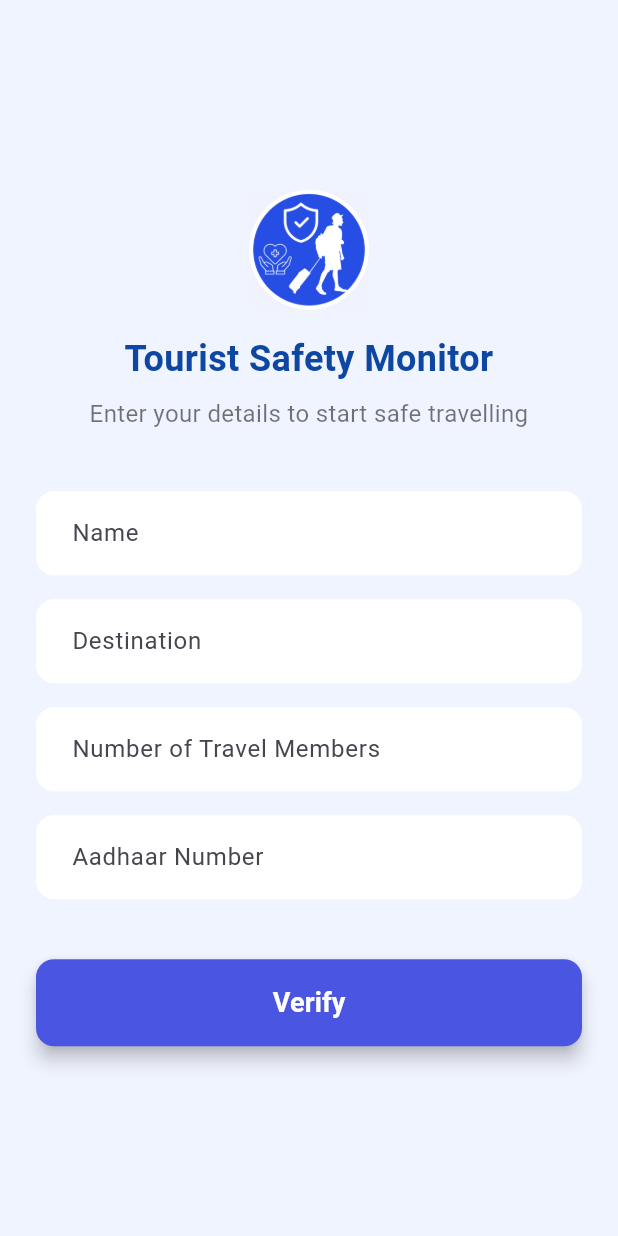
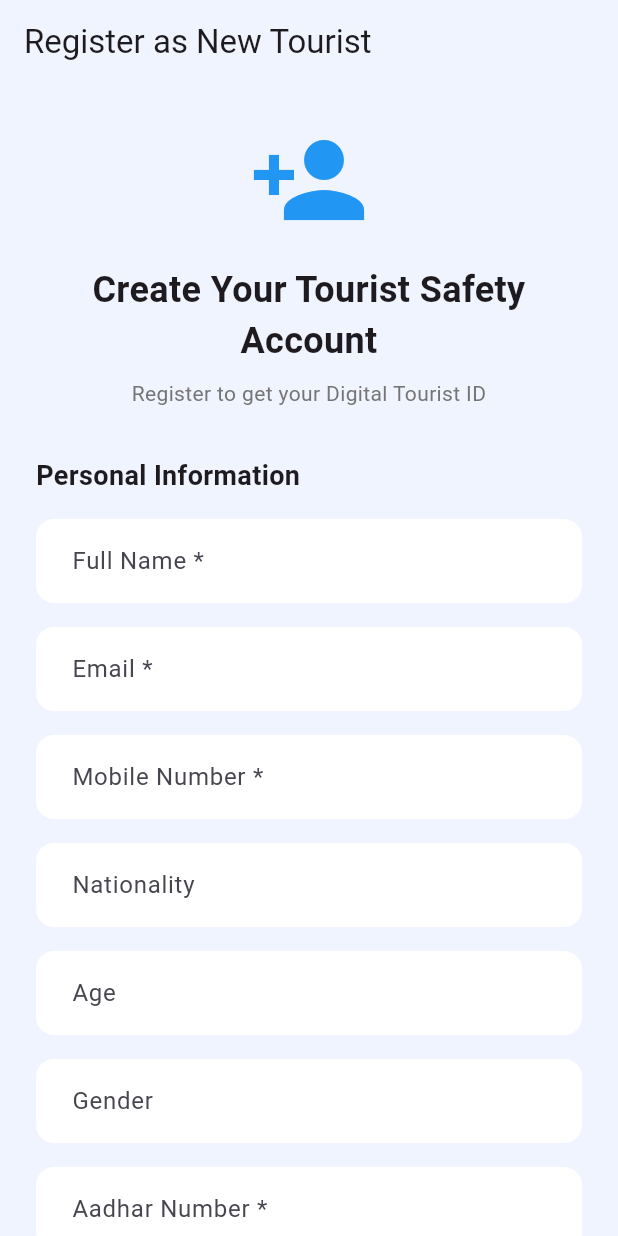
Before and after one commit to supreethraj13/tourist_app_flutter, a Flutter app: the screen it shows after launch, on a phone screen of 412 x 824 dp. Run offline on Flutter 3.47's test engine with Material 3 defaults, Android fonts, the light colour scheme and no system bars; our stand-ins replace geolocator, google_maps_flutter, qr_flutter, shared_preferences; Roboto replaces fonts that are missing (Poppins).

Commit message:
backend + register screen

```diff
--- a/lib/screens/Registerscreen.dart
+++ b/lib/screens/Registerscreen.dart
@@ -1,120 +1,272 @@
 import 'package:flutter/material.dart';
-import 'package:provider/provider.dart';
-import 'package:smart_tourist/models/usermodel.dart';
-import 'package:smart_tourist/provider/userprovider.dart';
+import 'package:smart_tourist/services/api_service.dart';
 
-class Registerscreen extends StatelessWidget {
+class Registerscreen extends StatefulWidget {
   const Registerscreen({Key? key}) : super(key: key);
 
   @override
+  State<Registerscreen> createState() => _RegisterScreenState();
+}
+
+class _RegisterScreenState extends State<Registerscreen> {
+  final _formKey = GlobalKey<FormState>();
+  bool isLoading = false;
+  String errorMessage = '';
+
+  // Controllers for form fields
+  final fullNameController = TextEditingController();
+  final emailController = TextEditingController();
+  final mobileController = TextEditingController();
+  final nationalityController = TextEditingController();
+  final ageController = TextEditingController();
+  final genderController = TextEditingController();
+  final emergencyNameController = TextEditingController();
+  final emergencyPhoneController = TextEditingController();
+  final emergencyRelationController = TextEditingController();
+  final aadharController = TextEditingController();
+
+  Future<void> _registerTourist() async {
+    if (!_formKey.currentState!.validate()) return;
+
+    setState(() {
+      isLoading = true;
+      errorMessage = '';
+    });
+
+    try {
+      final registrationData = {
+        'fullName': fullNameController.text,
+        'email': emailController.text,
+        'mobileNumber': mobileController.text,
+        'nationality': nationalityController.text,
+        'age': ageController.text,
+        'gender': genderController.text,
+        'emergencyContactName': emergencyNameController.text,
+        'emergencyContactPhone': emergencyPhoneController.text,
+        'emergencyContactRelation': emergencyRelationController.text,
+        'aadharNumber': aadharController.text,
+        'govIdType': 'AADHAR',
+        'validFrom': DateTime.now().millisecondsSinceEpoch,
+        'validTo': DateTime.now()
+            .add(Duration(days: 30))
+            .millisecondsSinceEpoch,
+      };
+
+      final result = await ApiService.register(registrationData);
+
+      if (result['success']) {
+        // Navigate to OTP verification
+        Navigator.pushNamed(
+          context,
+          '/verify-otp',
+          arguments: {
+            'email': emailController.text,
+            'fullName': fullNameController.text,
+          },
+        );
+      } else {
+        setState(() {
+          errorMessage = result['data']['message'] ?? 'Registration failed';
+        });
+      }
+    } catch (e) {
+      setState(() {
+        errorMessage = 'Network error. Please check your connection.';
+      });
+    }
+
+    setState(() {
+      isLoading = false;
+    });
+  }
+
+  @override
   Widget build(BuildContext context) {
-    final userProvider = Provider.of<UserProvider>(context, listen: false);
-    final TextEditingController touristIdController = TextEditingController();
-
     return Scaffold(
       backgroundColor: const Color(0xFFF0F4FF),
-      body: Center(
+      appBar: AppBar(
+        title: Text('Register as New Tourist'),
+        backgroundColor: Colors.transparent,
+        elevation: 0,
+      ),
+      body: SafeArea(
         child: SingleChildScrollView(
-          padding: const EdgeInsets.all(24.0),
+          padding: EdgeInsets.all(24),
+          child: Form(
+            key: _formKey,
             child: Column(
-            mainAxisAlignment: MainAxisAlignment.center,
               crossAxisAlignment: CrossAxisAlignment.stretch,
               children: [
-              // Logo and Title
-              Image.asset(
-                'lib/assets/imgs/tourist_app_logo.jpg',
-                height: 80,
-                errorBuilder: (c, e, s) =>
-                    const Icon(Icons.security, size: 80, color: Colors.blue),
+                // Header
+                Icon(Icons.person_add, size: 80, color: Colors.blue),
+                SizedBox(height: 16),
+                Text(
+                  'Create Your Tourist Safety Account',
+                  textAlign: TextAlign.center,
+                  style: TextStyle(fontSize: 24, fontWeight: FontWeight.bold),
                 ),
-              const SizedBox(height: 16),
-              const Text(
-                'Tourist Safety Monitor',
+                SizedBox(height: 8),
+                Text(
+                  'Register to get your Digital Tourist ID',
                   textAlign: TextAlign.center,
-                style: TextStyle(
-                  fontSize: 24,
-                  fontWeight: FontWeight.bold,
-                  color: Color(0xFF0D47A1),
+                  style: TextStyle(color: Colors.grey[600]),
+                ),
+                SizedBox(height: 32),
+
+                // Personal Information
+                Text(
+                  'Personal Information',
+                  style: TextStyle(fontSize: 18, fontWeight: FontWeight.bold),
+                ),
+                SizedBox(height: 16),
+
+                _buildTextField(
+                  'Full Name *',
+                  fullNameController,
+                  required: true,
+                ),
+                _buildTextField(
+                  'Email *',
+                  emailController,
+                  keyboardType: TextInputType.emailAddress,
+                  required: true,
+                ),
+                _buildTextField(
+                  'Mobile Number *',
+                  mobileController,
+                  keyboardType: TextInputType.phone,
+                  required: true,
+                ),
+                _buildTextField('Nationality', nationalityController),
+                _buildTextField(
+                  'Age',
+                  ageController,
+                  keyboardType: TextInputType.number,
+                ),
+                _buildTextField('Gender', genderController),
+                _buildTextField(
+                  'Aadhar Number *',
+                  aadharController,
+                  keyboardType: TextInputType.number,
+                  required: true,
+                ),
+
+                SizedBox(height: 24),
+                Text(
+                  'Emergency Contact *',
+                  style: TextStyle(fontSize: 18, fontWeight: FontWeight.bold),
+                ),
+                SizedBox(height: 16),
+
+                _buildTextField(
+                  'Emergency Contact Name *',
+                  emergencyNameController,
+                  required: true,
+                ),
+                _buildTextField(
+                  'Emergency Phone *',
+                  emergencyPhoneController,
+                  keyboardType: TextInputType.phone,
+                  required: true,
+                ),
+                _buildTextField(
+                  'Relation *',
+                  emergencyRelationController,
+                  required: true,
+                ),
+
+                SizedBox(height: 24),
+
+                // Error message
+                if (errorMessage.isNotEmpty)
+                  Container(
+                    padding: EdgeInsets.all(12),
+                    decoration: BoxDecoration(
+                      color: Colors.red.shade50,
+                      borderRadius: BorderRadius.circular(8),
+                      border: Border.all(color: Colors.red.shade200),
+                    ),
+                    child: Text(
+                      errorMessage,
+                      style: TextStyle(color: Colors.red.shade800),
                     ),
                   ),
-              const SizedBox(height: 8),
-              const Text(
-                'Enter your details to start safe travelling',
-                textAlign: TextAlign.center,
-                style: TextStyle(fontSize: 16, color: Colors.black54),
-              ),
-              const SizedBox(height: 40),
 
-              //const SizedBox(height: 16),
-              _buildTextField(
-                label: 'Name',
-                controller: touristIdController,
-                keyboardType: TextInputType.text,
-              ),
+                SizedBox(height: 24),
 
-              const SizedBox(height: 16),
-
-              _buildTextField(
-                label: 'Destination',
-                controller: touristIdController,
-                keyboardType: TextInputType.text,
-              ),
-              const SizedBox(height: 16),
-              _buildTextField(
-                label: 'Number of Travel Members',
-                controller: touristIdController,
-                keyboardType: TextInputType.text,
-              ),
-              const SizedBox(height: 16),
-              _buildTextField(
-                label: 'Aadhaar Number',
-                controller: touristIdController,
-                keyboardType: TextInputType.text,
-              ),
-              const SizedBox(height: 40),
-              // Start Monitoring Button
+                // Register Button
                 ElevatedButton(
-                onPressed: () {
-                  // Update user model in provider
-                  userProvider.updateUser(
-                    UserModel(touristId: touristIdController.text),
-                  );
-                  Navigator.pushReplacementNamed(context, '/home');
-                },
+                  onPressed: isLoading ? null : _registerTourist,
                   style: ElevatedButton.styleFrom(
-                  backgroundColor: const Color(0xFF4A55E1),
-                  padding: const EdgeInsets.symmetric(vertical: 16),
+                    backgroundColor: Colors.blue,
+                    padding: EdgeInsets.symmetric(vertical: 16),
                     shape: RoundedRectangleBorder(
                       borderRadius: BorderRadius.circular(12),
                     ),
-                  elevation: 5,
                   ),
-                child: const Text(
-                  'Verify',
+                  child: isLoading
+                      ? Row(
+                          mainAxisAlignment: MainAxisAlignment.center,
+                          children: [
+                            SizedBox(
+                              width: 20,
+                              height: 20,
+                              child: CircularProgressIndicator(
+                                color: Colors.white,
+                                strokeWidth: 2,
+                              ),
+                            ),
+                            SizedBox(width: 12),
+                            Text(
+                              'Registering...',
+                              style: TextStyle(color: Colors.white),
+                            ),
+                          ],
+                        )
+                      : Text(
+                          'REGISTER AS TOURIST',
                           style: TextStyle(
-                    fontSize: 18,
+                            fontSize: 16,
                             fontWeight: FontWeight.bold,
                             color: Colors.white,
                           ),
                         ),
                 ),
+
+                SizedBox(height: 16),
+
+                // Back to Login
+                TextButton(
+                  onPressed: () => Navigator.pop(context),
+                  child: Text('Already have Tourist ID? Login instead'),
+                ),
               ],
+            ),
           ),
         ),
       ),
     );
   }
 
-  Widget _buildTextField({
-    required String label,
-    required TextEditingController controller,
-    bool obscureText = false,
+  Widget _buildTextField(
+    String label,
+    TextEditingController controller, {
     TextInputType keyboardType = TextInputType.text,
+    bool required = false,
   }) {
-    return TextField(
+    return Padding(
+      padding: EdgeInsets.only(bottom: 16),
+      child: TextFormField(
         controller: controller,
-      obscureText: obscureText,
         keyboardType: keyboardType,
+        validator: required
+            ? (value) {
+                if (value == null || value.isEmpty) {
+                  return '$label is required';
+                }
+                return null;
+              }
+            : null,
         decoration: InputDecoration(
           labelText: label,
           filled: true,
@@ -123,9 +275,7 @@ class Registerscreen extends StatelessWidget {
             borderRadius: BorderRadius.circular(12),
             borderSide: BorderSide.none,
           ),
-        contentPadding: const EdgeInsets.symmetric(
-          horizontal: 20,
-          vertical: 16,
+          contentPadding: EdgeInsets.symmetric(horizontal: 20, vertical: 16),
         ),
       ),
     );
--- a/pubspec.yaml
+++ b/pubspec.yaml
@@ -13,6 +13,8 @@ dependencies:
   google_maps_flutter: ^2.5.3
   qr_flutter: ^4.1.0
   geolocator: ^12.0.0
+  http: ^1.5.0
+  shared_preferences: ^2.5.3
 
 dev_dependencies:
   flutter_test:
```
Also changed, not shown: lib/services/api_service.dart (added, +201 -0 lines), lib/services/location_service.dart (added, +99 -0 lines), pubspec.lock, 1 other file. Lines whose indentation alone changed are shown as unchanged.
